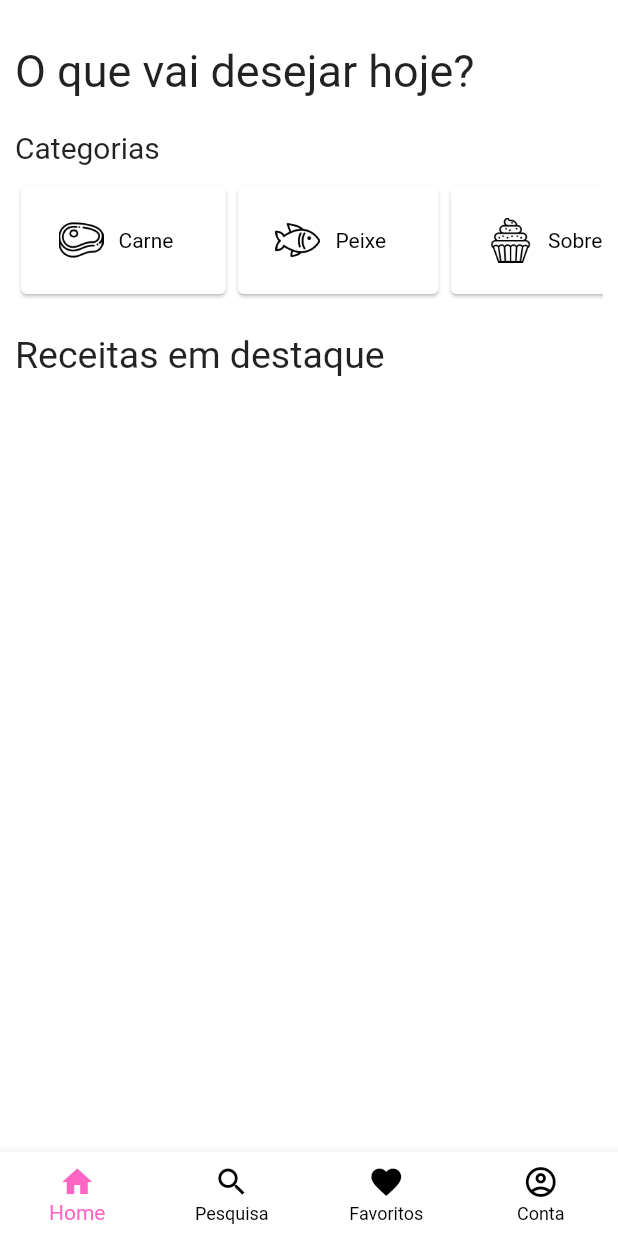
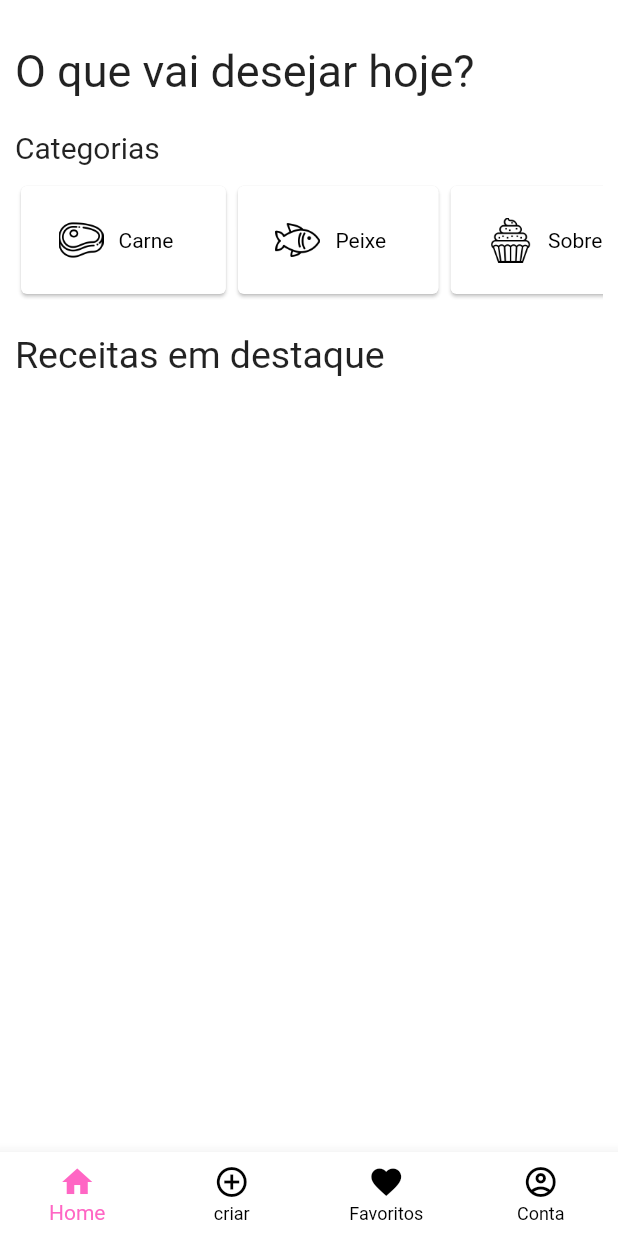
Before and after one commit to Misas10/Mr-Recipe, a Flutter app: the screen it shows after launch, on a phone screen of 412 x 824 dp. Run offline on Flutter 3.47's test engine with Material 2 defaults, Android fonts, the phone set to English and light mode, and no system bars; our stand-ins replace cloud_firestore, connectivity, firebase_auth, firebase_core, form_field_validator, google_sign_in and 5 more; accounts and stored records are empty.

```diff
--- a/lib/pages/app.dart
+++ b/lib/pages/app.dart
@@ -77,8 +77,8 @@ class _AppState extends State<App> with AutomaticKeepAliveClientMixin {
               label: 'Home',
             ),
             BottomNavigationBarItem(
-              icon: Icon(Icons.search),
-              label: 'Pesquisa',
+              icon: Icon(Icons.add_circle_outline),
+              label: 'criar',
             ),
             BottomNavigationBarItem(
               icon: Icon(Icons.favorite),
--- a/lib/pages/navigation/tab_navigator.dart
+++ b/lib/pages/navigation/tab_navigator.dart
@@ -1,7 +1,6 @@
 import 'package:MrRecipe/pages/create_recipes.dart';
 import 'package:MrRecipe/pages/navigation/favorites.dart';
 import 'package:MrRecipe/pages/navigation/home_screen.dart';
-import 'package:MrRecipe/pages/navigation/search.dart';
 import 'package:MrRecipe/pages/navigation/settings.dart';
 import 'package:flutter/material.dart';
 
@@ -25,9 +24,9 @@ class _TabNavigatorState extends State<TabNavigator> {
     if (widget.tabItem == "Page1")
       child = HomePage(user: widget.user);
     else if (widget.tabItem == "Page2")
-      child = Search(user: widget.user);
+      child = CreateRecipe();
     else if (widget.tabItem == "Page3")
-      child = CreateRecipe();
+      child = Favorites(user: widget.user);
     else if (widget.tabItem == "Page4") child = Settings(user: widget.user);
 
     return Navigator(
```
